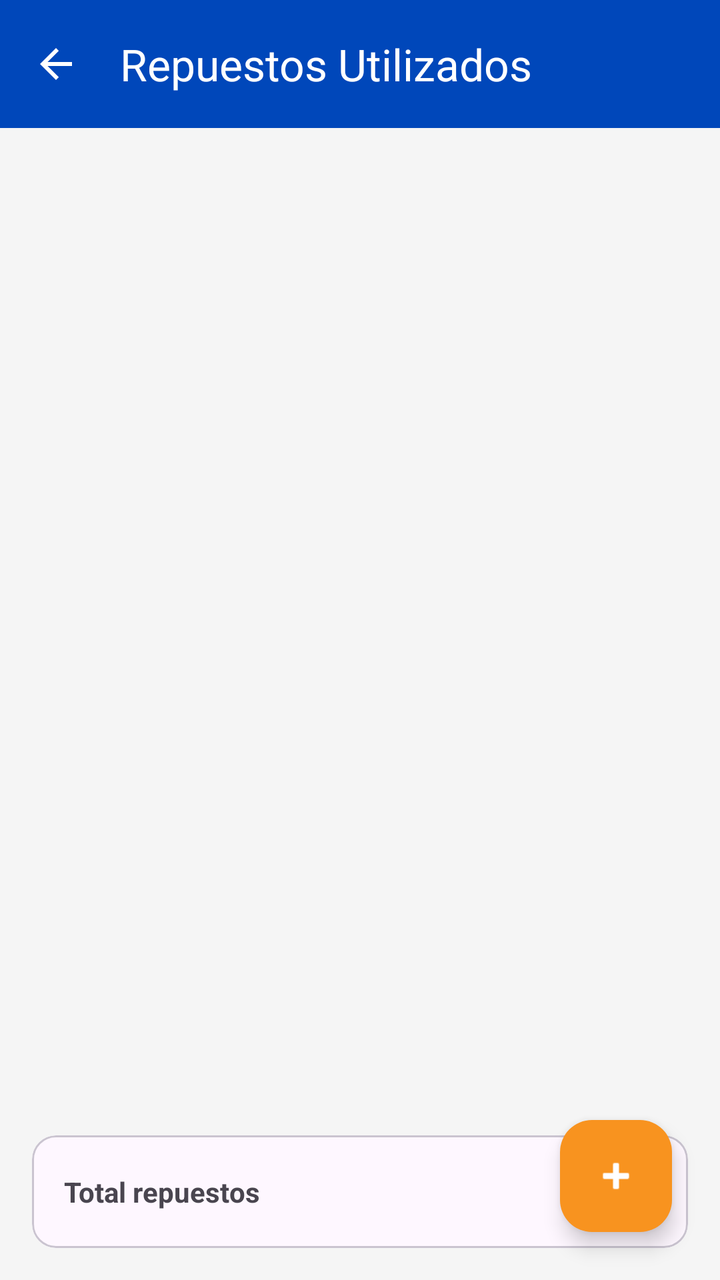
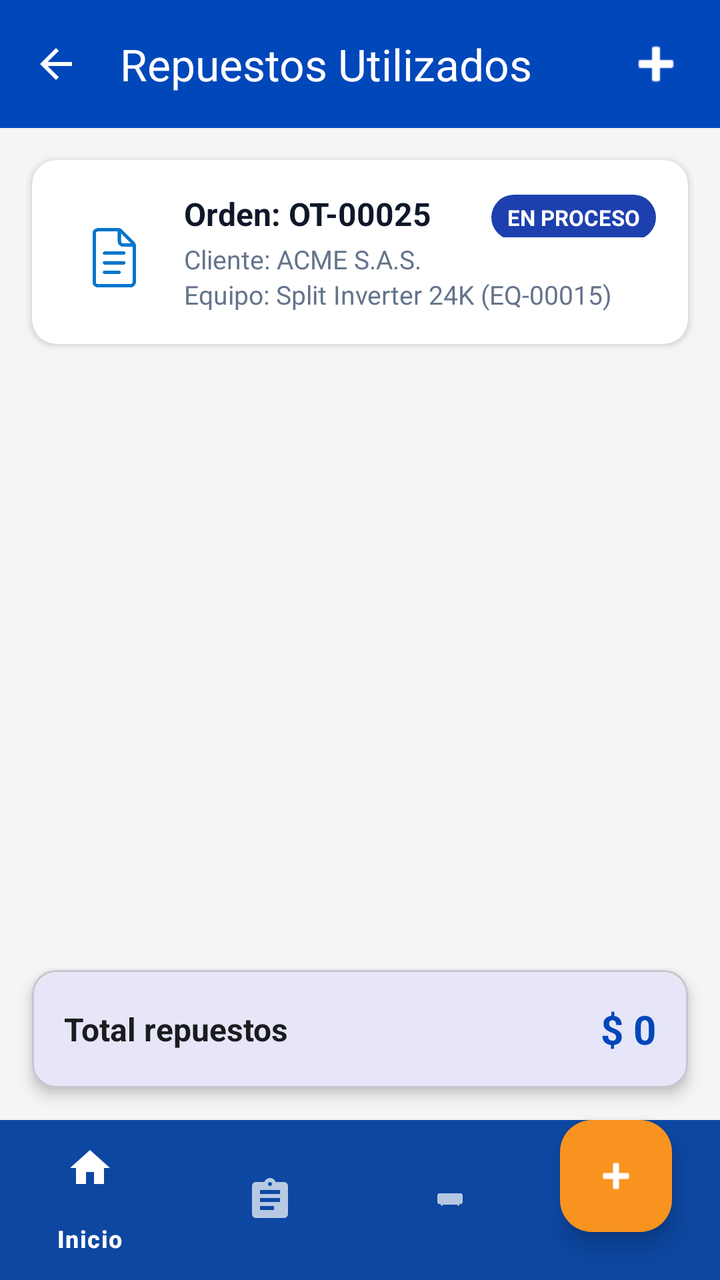

An Android layout rendered at two revisions. The XML below is the earlier revision; the diff shows what the commit changed to produce the second picture.
<!-- AndroidManifest.xml: application theme Theme.ClimaTrack -->
<!-- res/layout/activity_repuestos.xml -->
<?xml version="1.0" encoding="utf-8"?>
<androidx.coordinatorlayout.widget.CoordinatorLayout xmlns:android="http://schemas.android.com/apk/res/android"
    xmlns:app="http://schemas.android.com/apk/res-auto"
    android:layout_width="match_parent"
    android:layout_height="match_parent"
    android:background="@color/background_light">

    <com.google.android.material.appbar.AppBarLayout
        android:layout_width="match_parent"
        android:layout_height="wrap_content">

        <com.google.android.material.appbar.MaterialToolbar
            android:id="@+id/toolbar"
            android:layout_width="match_parent"
            android:layout_height="?attr/actionBarSize"
            android:background="@color/primary"
            app:title="Repuestos Utilizados"
            app:titleTextColor="@color/white"
            app:navigationIcon="@drawable/abc_ic_ab_back_material"
            app:navigationIconTint="@color/white" />

    </com.google.android.material.appbar.AppBarLayout>

    <LinearLayout
        android:layout_width="match_parent"
        android:layout_height="match_parent"
        android:orientation="vertical"
        app:layout_behavior="@string/appbar_scrolling_view_behavior">

        <androidx.recyclerview.widget.RecyclerView
            android:id="@+id/rvRepuestos"
            android:layout_width="match_parent"
            android:layout_height="0dp"
            android:layout_weight="1"
            android:padding="8dp"
            android:clipToPadding="false" />

        <com.google.android.material.card.MaterialCardView
            android:layout_width="match_parent"
            android:layout_height="wrap_content"
            android:layout_margin="16dp"
            app:cardCornerRadius="12dp">
            <LinearLayout
                android:layout_width="match_parent"
                android:layout_height="wrap_content"
                android:orientation="horizontal"
                android:padding="16dp"
                android:gravity="center_vertical">
                <TextView
                    android:layout_width="0dp"
                    android:layout_height="wrap_content"
                    android:layout_weight="1"
                    android:text="Total repuestos"
                    android:textStyle="bold" />
                <TextView
                    android:id="@+id/tvTotalRepuestos"
                    android:layout_width="wrap_content"
                    android:layout_height="wrap_content"
                    android:text="0"
                    android:textSize="18sp"
                    android:textColor="@color/primary"
                    android:textStyle="bold" />
            </LinearLayout>
        </com.google.android.material.card.MaterialCardView>

    </LinearLayout>

    <com.google.android.material.floatingactionbutton.FloatingActionButton
        android:id="@+id/fabAgregar"
        android:layout_width="wrap_content"
        android:layout_height="wrap_content"
        android:layout_gravity="bottom|end"
        android:layout_margin="24dp"
        android:src="@android:drawable/ic_input_add"
        app:tint="@color/white"
        app:backgroundTint="@color/accent" />

</androidx.coordinatorlayout.widget.CoordinatorLayout>
<!-- resources referenced by this layout -->
<resources>
  <color name="accent">#F8931F</color>
  <color name="background_light">#F5F5F5</color>
  <color name="primary">#0047BA</color>
  <color name="white">#FFFFFFFF</color>
  <style name="Theme.ClimaTrack" parent="Base.Theme.ClimaTrack" />
  <style name="Base.Theme.ClimaTrack" parent="Theme.Material3.DayNight.NoActionBar">
          
          <item name="colorPrimary">@color/primary</item>
          <item name="colorOnPrimary">@color/on_primary</item>
          <item name="colorPrimaryContainer">@color/primary_container</item>
          <item name="colorOnPrimaryContainer">@color/on_primary_container</item>
  
          <item name="colorSecondary">@color/secondary</item>
          <item name="colorOnSecondary">@color/on_secondary</item>
          <item name="colorSecondaryContainer">@color/secondary_container</item>
          <item name="colorOnSecondaryContainer">@color/on_secondary_container</item>
  
          <item name="android:navigationBarColor">@android:color/transparent</item>
          <item name="android:statusBarColor">@android:color/transparent</item>
          <item name="android:windowLightStatusBar">true</item>
  
          
          <item name="bottomNavigationStyle">@style/Widget.App.BottomNavigationView</item>
  
          
          <item name="shapeAppearanceSmallComponent">@style/ShapeAppearance.ClimaTrack.Small</item>
          <item name="shapeAppearanceMediumComponent">@style/ShapeAppearance.ClimaTrack.Medium</item>
          <item name="shapeAppearanceLargeComponent">@style/ShapeAppearance.ClimaTrack.Large</item>
      </style>
  <color name="on_primary">#FFFFFF</color>
  <color name="primary_container">#D7E2FF</color>
  <color name="on_primary_container">#001B3F</color>
  <color name="secondary">#F8931F</color>
  <color name="on_secondary">#FFFFFF</color>
  <color name="secondary_container">#FFDDBA</color>
  <color name="on_secondary_container">#2B1700</color>
  <style name="Widget.App.BottomNavigationView" parent="Widget.Material3.BottomNavigationView">
          <item name="indicatorColor">#33FFFFFF</item>
          <item name="itemIconTint">@color/bottom_nav_colors_white</item>
          <item name="itemTextColor">@color/bottom_nav_colors_white</item>
          <item name="backgroundTint">#0D47A1</item>
      </style>
  <style name="ShapeAppearance.ClimaTrack.Small" parent="ShapeAppearance.Material3.SmallComponent">
          <item name="cornerSize">8dp</item>
      </style>
  <style name="ShapeAppearance.ClimaTrack.Medium" parent="ShapeAppearance.Material3.MediumComponent">
          <item name="cornerSize">16dp</item>
      </style>
  <style name="ShapeAppearance.ClimaTrack.Large" parent="ShapeAppearance.Material3.LargeComponent">
          <item name="cornerSize">28dp</item>
      </style>
</resources>

<!-- the commit's change to res/layout/activity_repuestos.xml (unified diff, before → after) -->
@@ -14,10 +14,21 @@
             android:layout_width="match_parent"
             android:layout_height="?attr/actionBarSize"
             android:background="@color/primary"
+            app:navigationIcon="@drawable/ic_arrow_back"
+            app:navigationIconTint="@color/white"
             app:title="Repuestos Utilizados"
-            app:titleTextColor="@color/white"
-            app:navigationIcon="@drawable/abc_ic_ab_back_material"
-            app:navigationIconTint="@color/white" />
+            app:titleTextColor="@color/white">
+
+            <ImageView
+                android:id="@+id/btnAgregarRepuesto"
+                android:layout_width="wrap_content"
+                android:layout_height="wrap_content"
+                android:layout_gravity="end"
+                android:padding="16dp"
+                android:src="@android:drawable/ic_input_add"
+                app:tint="@color/white" />
+
+        </com.google.android.material.appbar.MaterialToolbar>
 
     </com.google.android.material.appbar.AppBarLayout>
 
@@ -27,41 +38,130 @@
         android:orientation="vertical"
         app:layout_behavior="@string/appbar_scrolling_view_behavior">
 
+        
+        <androidx.cardview.widget.CardView
+            android:layout_width="match_parent"
+            android:layout_height="wrap_content"
+            android:layout_margin="16dp"
+            app:cardCornerRadius="12dp"
+            app:cardElevation="2dp">
+
+            <RelativeLayout
+                android:layout_width="match_parent"
+                android:layout_height="wrap_content"
+                android:padding="16dp">
+
+                <ImageView
+                    android:id="@+id/imgIconoOrden"
+                    android:layout_width="48dp"
+                    android:layout_height="48dp"
+                    android:layout_alignParentStart="true"
+                    android:layout_centerVertical="true"
+                    android:layout_marginEnd="12dp"
+                    android:src="@drawable/ic_pendiente" />
+
+                <LinearLayout
+                    android:layout_width="match_parent"
+                    android:layout_height="wrap_content"
+                    android:layout_toEndOf="@id/imgIconoOrden"
+                    android:orientation="vertical">
+
+                    <LinearLayout
+                        android:layout_width="match_parent"
+                        android:layout_height="wrap_content"
+                        android:orientation="horizontal">
+
+                        <TextView
+                            android:id="@+id/tvNumeroOrden"
+                            android:layout_width="0dp"
+                            android:layout_height="wrap_content"
+                            android:layout_weight="1"
+                            android:text="Orden: OT-00025"
+                            android:textColor="#0F172A"
+                            android:textSize="16sp"
+                            android:textStyle="bold" />
+
+                        <TextView
+                            android:id="@+id/tvEstadoBadge"
+                            android:layout_width="wrap_content"
+                            android:layout_height="wrap_content"
+                            android:background="@drawable/bg_badge_en_proceso"
+                            android:paddingHorizontal="8dp"
+                            android:paddingVertical="4dp"
+                            android:text="EN PROCESO"
+                            android:textColor="#FFFFFF"
+                            android:textSize="11sp"
+                            android:textStyle="bold" />
+                    </LinearLayout>
+
+                    <TextView
+                        android:id="@+id/tvClienteInfo"
+                        android:layout_width="wrap_content"
+                        android:layout_height="wrap_content"
+                        android:layout_marginTop="2dp"
+                        android:text="Cliente: ACME S.A.S."
+                        android:textColor="#64748B"
+                        android:textSize="13sp" />
+
+                    <TextView
+                        android:id="@+id/tvEquipoInfo"
+                        android:layout_width="wrap_content"
+                        android:layout_height="wrap_content"
+                        android:text="Equipo: Split Inverter 24K (EQ-00015)"
+                        android:textColor="#64748B"
+                        android:textSize="13sp" />
+                </LinearLayout>
+            </RelativeLayout>
+        </androidx.cardview.widget.CardView>
+
         <androidx.recyclerview.widget.RecyclerView
             android:id="@+id/rvRepuestos"
             android:layout_width="match_parent"
             android:layout_height="0dp"
             android:layout_weight="1"
-            android:padding="8dp"
-            android:clipToPadding="false" />
+            android:clipToPadding="false"
+            android:paddingHorizontal="16dp" />
 
         <com.google.android.material.card.MaterialCardView
             android:layout_width="match_parent"
             android:layout_height="wrap_content"
             android:layout_margin="16dp"
-            app:cardCornerRadius="12dp">
+            app:cardCornerRadius="12dp"
+            app:cardElevation="4dp">
+
             <LinearLayout
                 android:layout_width="match_parent"
                 android:layout_height="wrap_content"
+                android:gravity="center_vertical"
                 android:orientation="horizontal"
-                android:padding="16dp"
-                android:gravity="center_vertical">
+                android:padding="16dp">
+
                 <TextView
                     android:layout_width="0dp"
                     android:layout_height="wrap_content"
                     android:layout_weight="1"
                     android:text="Total repuestos"
+                    android:textColor="@color/on_surface"
+                    android:textSize="16sp"
                     android:textStyle="bold" />
+
                 <TextView
                     android:id="@+id/tvTotalRepuestos"
                     android:layout_width="wrap_content"
                     android:layout_height="wrap_content"
-                    android:text="0"
-                    android:textSize="18sp"
+                    android:text="$ 0"
                     android:textColor="@color/primary"
+                    android:textSize="20sp"
                     android:textStyle="bold" />
             </LinearLayout>
         </com.google.android.material.card.MaterialCardView>
+
+        <com.google.android.material.bottomnavigation.BottomNavigationView
+            android:id="@+id/bottomNavigation"
+            android:layout_width="match_parent"
+            android:layout_height="wrap_content"
+            android:background="@color/white"
+            app:menu="@menu/bottom_menu" />
 
     </LinearLayout>
 
<!-- resource entries referenced after the edit -->
@@ -2,8 +2,28 @@
 <resources>
   <color name="accent">#F8931F</color>
   <color name="background_light">#F5F5F5</color>
+  <color name="on_surface">#1A1C1E</color>
   <color name="primary">#0047BA</color>
   <color name="white">#FFFFFFFF</color>
+  <!-- drawable bg_badge_en_proceso (drawable) -->
+  <?xml version="1.0" encoding="utf-8"?>
+  <shape xmlns:android="http://schemas.android.com/apk/res/android"
+      android:shape="rectangle">
+      <solid android:color="#1E40AF" />
+      <corners android:radius="12dp" />
+  </shape>
+  <!-- drawable ic_arrow_back (drawable) -->
+  <vector xmlns:android="http://schemas.android.com/apk/res/android"
+      android:width="24dp"
+      android:height="24dp"
+      android:viewportWidth="24"
+      android:viewportHeight="24"
+      android:tint="#FFFFFF">
+    <path
+        android:fillColor="@android:color/white"
+        android:pathData="M20,11H7.83l5.59,-5.59L12,4l-8,8 8,8 1.41,-1.41L7.83,13H20v-2z"/>
+  </vector>
+  <!-- drawable ic_pendiente: png bitmap (drawable, 263395 bytes) -->
   <style name="Theme.ClimaTrack" parent="Base.Theme.ClimaTrack" />
   <style name="Base.Theme.ClimaTrack" parent="Theme.Material3.DayNight.NoActionBar">
           
